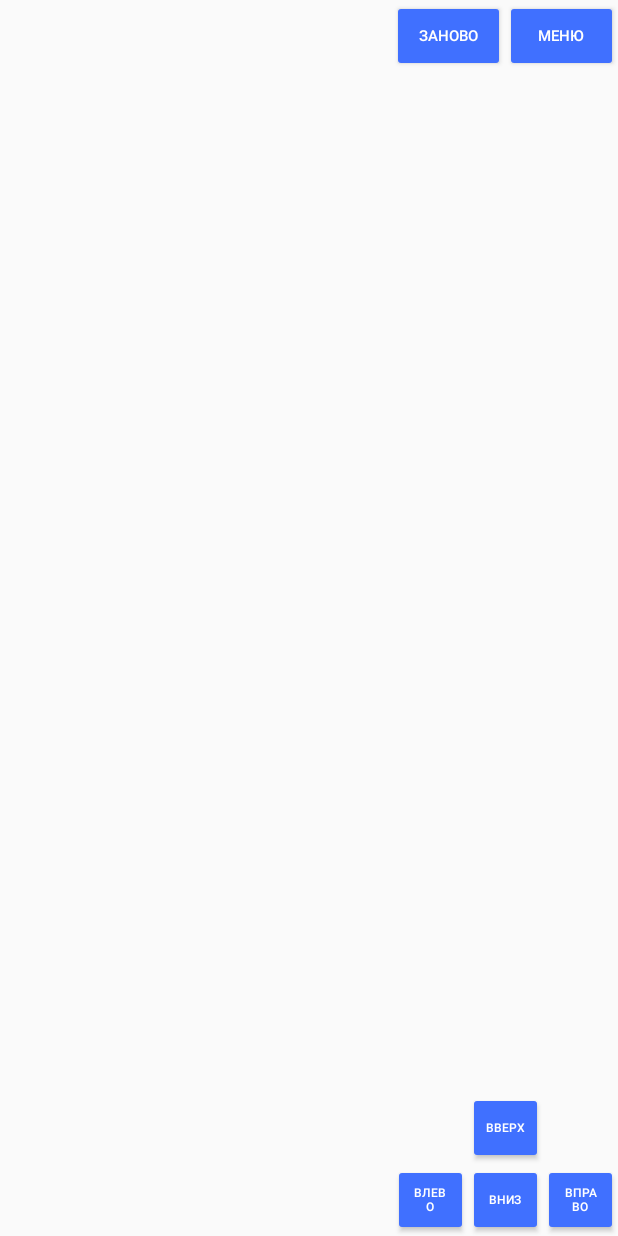
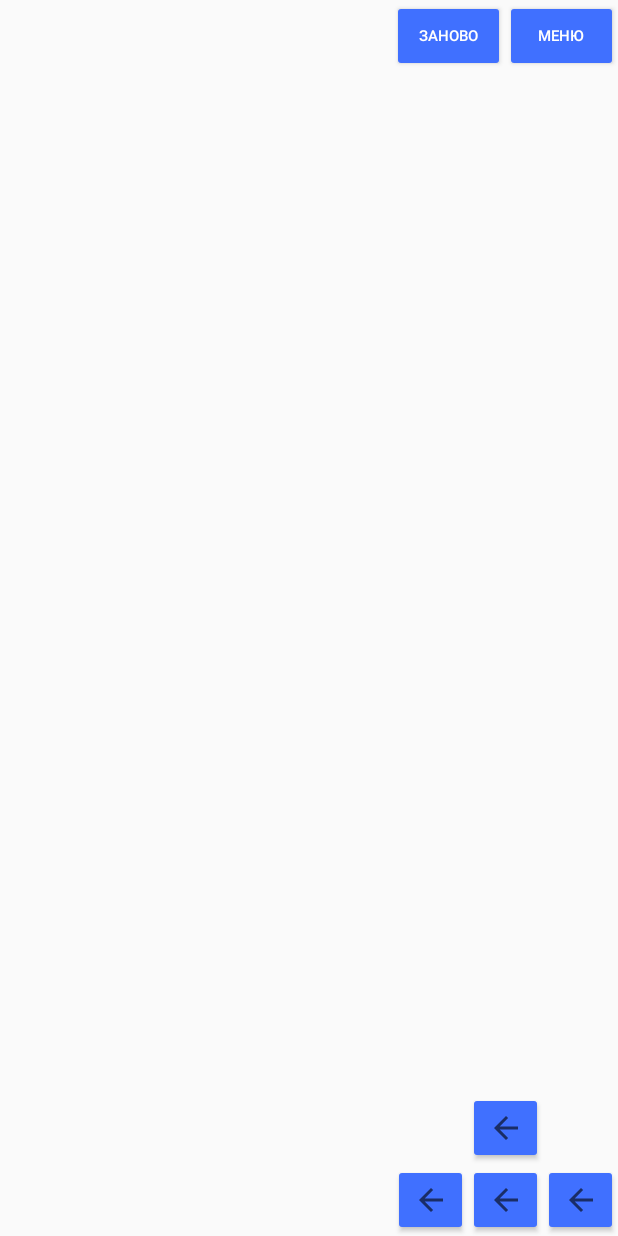
Before and after one commit to ShohovMatvey/labirint, an Android app: the layout activity_game.xml on its own in the app's theme, with its tools: preview values and no code run, on a phone screen of 412 x 824 dp. Run offline under Robolectric (Android 15) with nearby library versions, the phone set to English and light mode, and no system bars.

Commit message:
Merge branch 'master' of C:\Users\User\AndroidStudioProjects\labirint2 with conflicts.

```diff
--- a/app/src/main/java/com/example/labirint/GameActivity.kt
+++ b/app/src/main/java/com/example/labirint/GameActivity.kt
@@ -52,6 +52,9 @@ class GameActivity : AppCompatActivity() {
                 WindowManager.LayoutParams.FLAG_FULLSCREEN)
         setContentView(R.layout.activity_game)
         setRequestedOrientation (ActivityInfo.SCREEN_ORIENTATION_SENSOR_LANDSCAPE);
+        top.animate().rotation(90F)
+        right.animate().rotation(180F)
+        down.animate().rotation(270F)
         val xpoint = intent.getStringExtra("Xpoint")
         if (xpoint != null) Xpoint = (xpoint).toInt()
         val ypoint = intent.getStringExtra("Ypoint")
--- a/app/src/main/res/layout/activity_game.xml
+++ b/app/src/main/res/layout/activity_game.xml
@@ -22,10 +22,9 @@
         android:layout_height="match_parent"
         android:layout_alignParentStart="true"
         android:layout_alignParentTop="true">
-
     </android.support.constraint.ConstraintLayout>
 
-    <Button
+    <ImageButton
         android:id="@+id/top"
         android:layout_width="50dp"
         android:layout_height="wrap_content"
@@ -33,31 +32,34 @@
         android:layout_toEndOf="@+id/left"
         android:text="@string/top"
         style="@style/Base.Widget.AppCompat.Button.Colored"
+        app:srcCompat="?android:attr/homeAsUpIndicator"
         android:textSize="8sp" />
 
-    <Button
+    <ImageButton
         android:id="@+id/left"
+        style="@style/Base.Widget.AppCompat.Button.Colored"
         android:layout_width="50dp"
         android:layout_height="wrap_content"
         android:layout_alignParentBottom="true"
         android:layout_toStartOf="@+id/down"
         android:text="@string/left"
+        android:textSize="8sp"
+        app:layout_constraintBottom_toBottomOf="parent"
+        app:srcCompat="?android:attr/homeAsUpIndicator" />
+
+    <ImageButton
+        android:id="@+id/down"
         style="@style/Base.Widget.AppCompat.Button.Colored"
-        android:textSize="8sp"
-        app:layout_constraintBottom_toBottomOf="parent" />
-
-    <Button
-        android:id="@+id/down"
         android:layout_width="50dp"
         android:layout_height="wrap_content"
         android:layout_alignParentBottom="true"
         android:layout_toStartOf="@+id/right"
+        app:srcCompat="?android:attr/homeAsUpIndicator"
         android:text="@string/down"
-        style="@style/Base.Widget.AppCompat.Button.Colored"
         android:textSize="8sp"
         app:layout_constraintBottom_toBottomOf="parent" />
 
-    <Button
+    <ImageButton
         android:id="@+id/right"
         android:layout_width="50dp"
         android:layout_height="wrap_content"
@@ -66,6 +68,7 @@
         android:text="@string/right"
         style="@style/Base.Widget.AppCompat.Button.Colored"
         android:textSize="8sp"
+        app:srcCompat="?android:attr/homeAsUpIndicator"
         app:layout_constraintBottom_toBottomOf="parent"
         app:layout_constraintEnd_toEndOf="parent" />
 
```
